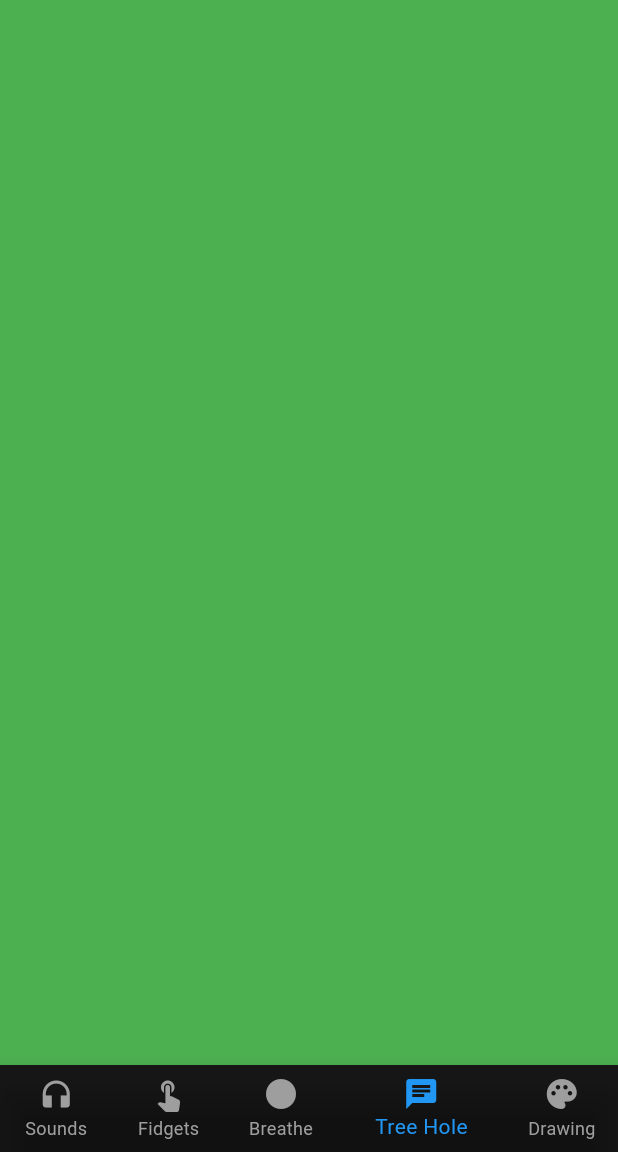
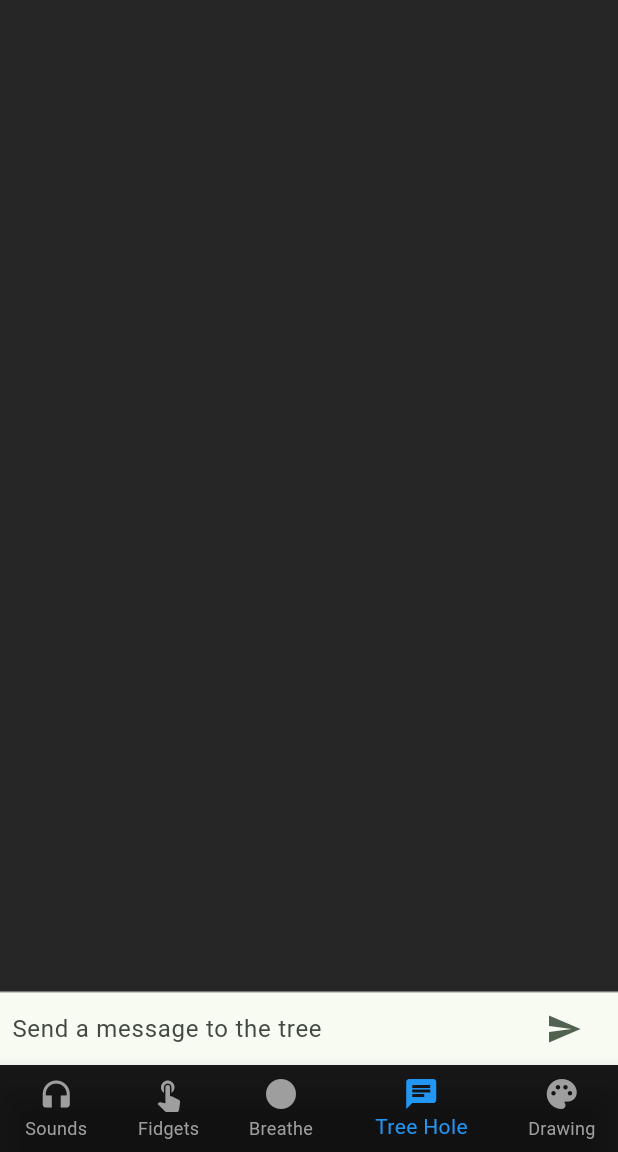
Before and after one commit to YiChuan0805/Wave, a Flutter app: the screen it shows after launch, item 4 of the bottom bar chosen, on a phone screen of 412 x 824 dp, the part 84-1236 px from its top. Run offline on Flutter 3.47's test engine with Material 3 defaults, Android fonts, the phone set to English and light mode, and no system bars; our stand-ins replace assets_audio_player, chat_bubbles.

Commit message:
Treeee holeee

```diff
--- a/lib/main.dart
+++ b/lib/main.dart
@@ -1,4 +1,5 @@
 import 'package:anxietynomore/buttons_page.dart';
+import 'package:anxietynomore/treehole_page.dart';
 import 'package:flutter/material.dart';
 import 'package:anxietynomore/circle_page.dart';
 import 'package:anxietynomore/asmr_page.dart';
@@ -40,7 +41,7 @@ class _MyHomePageState extends State<MyHomePage> {
     ASMRApp(),
     const Page2(),
     const Page3(),
-    const PlaceholderWidget(Colors.green),
+    TreeHolePage(),
     const PlaceholderWidget(Colors.purple)
   ];
 
--- /dev/null
+++ b/lib/treehole_page.dart
@@ -0,0 +1,156 @@
+// tree_hole_page.dart
+// tree_hole_page.dart
+import 'package:flutter/material.dart';
+import 'package:chat_bubbles/chat_bubbles.dart'; // import the package
+
+class TreeHolePage extends StatefulWidget {
+  @override
+  _TreeHolePageState createState() => _TreeHolePageState();
+}
+
+class _TreeHolePageState extends State<TreeHolePage>
+    with TickerProviderStateMixin {
+  final TextEditingController _textController = TextEditingController();
+  final List<_MessageBubbleAnimation> _messages = [];
+
+  void _handleSubmitted(String text) {
+  _textController.clear();
+  var messageBubble = _MessageBubbleAnimation(
+    message: text,
+    controller: AnimationController(
+      duration: Duration(seconds: 1),
+      vsync: this,
+    )..forward(),
+  );
+  setState(() {
+    _messages.insert(0, messageBubble);
+  });
+  // Remove the message after a delay
+  Future.delayed(Duration(seconds: 10), () {
+    if (mounted) {
+      setState(() {
+        _messages.remove(messageBubble);
+      });
+    }
+  });
+}
+
+
+  @override
+  Widget build(BuildContext context) {
+    return Scaffold(
+      body: Column(
+        children: <Widget>[
+          Flexible(
+            child: ListView.builder(
+              padding: EdgeInsets.all(8.0),
+              reverse: true,
+              itemBuilder: (_, int index) => _messages[index],
+              itemCount: _messages.length,
+            ),
+          ),
+          Divider(height: 1.0),
+          Container(
+            decoration: BoxDecoration(color: Theme.of(context).cardColor),
+            child: _buildTextComposer(),
+          ),
+        ],
+      ),
+    );
+  }
+
+  Widget _buildTextComposer() {
+    return IconTheme(
+      data: IconThemeData(color: Theme.of(context).colorScheme.secondary),
+      child: Container(
+        margin: EdgeInsets.symmetric(horizontal: 8.0),
+        child: Row(
+          children: <Widget>[
+            Flexible(
+              child: TextField(
+                controller: _textController,
+                onSubmitted: _handleSubmitted,
+                decoration: InputDecoration.collapsed(
+                    hintText: "Send a message to the tree"),
+              ),
+            ),
+            Container(
+              margin: EdgeInsets.symmetric(horizontal: 4.0),
+              child: IconButton(
+                icon: Icon(Icons.send),
+                onPressed: () => _handleSubmitted(_textController.text),
+              ),
+            ),
+          ],
+        ),
+      ),
+    );
+  }
+}
+
+class _MessageBubbleAnimation extends StatefulWidget {
+  final String message;
+  final AnimationController controller;
+
+  _MessageBubbleAnimation({
+    required this.message,
+    required this.controller,
+  });
+
+  @override
+  _MessageBubbleAnimationState createState() => _MessageBubbleAnimationState();
+}
+
+class _MessageBubbleAnimationState extends State<_MessageBubbleAnimation>
+    with TickerProviderStateMixin {
+  late Animation<Offset> _offsetAnimation;
+  late Animation<double> _fadeAnimation;
+
+  @override
+  void initState() {
+    super.initState();
+
+    _offsetAnimation = Tween<Offset>(
+      begin: Offset.zero,
+      end: const Offset(0.0, -1.0),
+    ).animate(CurvedAnimation(
+      parent: widget.controller,
+      curve: Curves.easeIn,
+    ));
+
+    _fadeAnimation = Tween<double>(
+      begin: 1.0,
+      end: 0.0,
+    ).animate(CurvedAnimation(
+      parent: widget.controller,
+      curve: Interval(
+        0.7,  // Start fading out at 70% of the animation
+        1.0,  // Completely faded out at 100% of the animation
+        curve: Curves.easeOut,
+      ),
+    ));
+
+    // Delay the start of the animation by 3 seconds
+    Future.delayed(Duration(seconds: 10), () {
+      if (mounted) {
+        widget.controller.forward();
+      }
+    });
+  }
+
+  @override
+  Widget build(BuildContext context) {
+    return FadeTransition(
+      opacity: _fadeAnimation,
+      child: SlideTransition(
+        position: _offsetAnimation,
+        child: BubbleSpecialOne(
+          text: widget.message,
+          color: Colors.green,
+          isSender: true,
+          textStyle: TextStyle(color: Colors.white),
+        ),
+      ),
+    );
+  }
+}
--- a/pubspec.yaml
+++ b/pubspec.yaml
@@ -47,6 +47,7 @@ dependencies:
   image_gallery_saver: ^2.0.3
   audioplayers: ^6.0.0
   assets_audio_player: ^3.0.3+3
+  chat_bubbles: ^1.6.0
 
 dev_dependencies:
   flutter_test:
```
Also changed, not shown: pubspec.lock.
